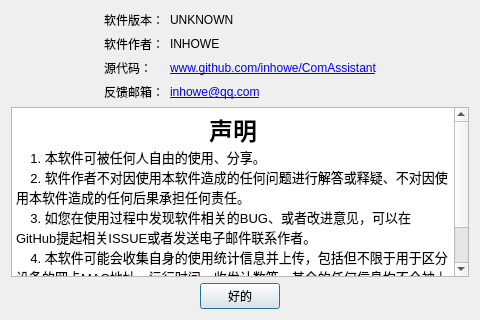
Qt form ComAssistant/ui/about_me_dialog.ui (petertheprocess/ComAssistant) before a commit.
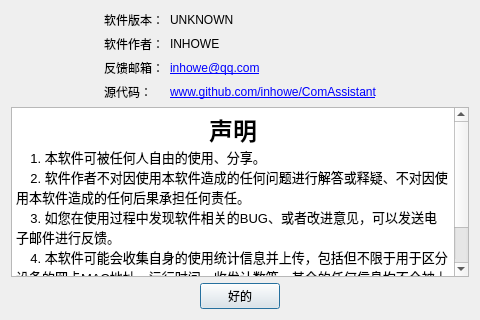
The same form after that commit.

Commit message: 关闭github入口

The edit to the form file:
```diff
--- a/ComAssistant/ui/about_me_dialog.ui
+++ b/ComAssistant/ui/about_me_dialog.ui
@@ -31,6 +31,20 @@
      </item>
      <item>
       <layout class="QFormLayout" name="formLayout">
+       <item row="0" column="0">
+        <widget class="QLabel" name="label_version">
+         <property name="text">
+          <string>软件版本：</string>
+         </property>
+        </widget>
+       </item>
+       <item row="0" column="1">
+        <widget class="QLabel" name="version">
+         <property name="text">
+          <string>UNKNOWN</string>
+         </property>
+        </widget>
+       </item>
        <item row="1" column="0">
         <widget class="QLabel" name="label_author">
          <property name="text">
@@ -46,44 +60,33 @@
         </widget>
        </item>
        <item row="2" column="0">
-        <widget class="QLabel" name="label_github">
-         <property name="text">
-          <string>源代码：</string>
-         </property>
-        </widget>
-       </item>
-       <item row="2" column="1">
-        <widget class="QLabel" name="githubUrl">
-         <property name="text">
-          <string>&lt;a href=&quot;www.github.com/inhowe/ComAssistant&quot;&gt;www.github.com/inhowe/ComAssistant&lt;/a&gt;</string>
-         </property>
-        </widget>
-       </item>
-       <item row="3" column="0">
         <widget class="QLabel" name="label_email">
          <property name="text">
           <string>反馈邮箱：</string>
          </property>
         </widget>
        </item>
-       <item row="3" column="1">
+       <item row="2" column="1">
         <widget class="QLabel" name="email">
          <property name="text">
           <string>&lt;a href=&quot;mailto:inhowe@qq.com?subject=ComAssistant的改进建议或BUG反馈&quot;&gt;inhowe@qq.com&lt;/a&gt;</string>
          </property>
         </widget>
        </item>
-       <item row="0" column="0">
-        <widget class="QLabel" name="label_version">
+       <item row="3" column="0">
+        <widget class="QLabel" name="label_github">
+         <property name="enabled">
+          <bool>true</bool>
+         </property>
          <property name="text">
-          <string>软件版本：</string>
+          <string>源代码：</string>
          </property>
         </widget>
        </item>
-       <item row="0" column="1">
-        <widget class="QLabel" name="version">
+       <item row="3" column="1">
+        <widget class="QLabel" name="githubUrl">
          <property name="text">
-          <string>UNKNOWN</string>
+          <string>&lt;a href=&quot;www.github.com/inhowe/ComAssistant&quot;&gt;www.github.com/inhowe/ComAssistant&lt;/a&gt;</string>
          </property>
         </widget>
        </item>
@@ -117,7 +120,7 @@
 &lt;p align=&quot;center&quot; style=&quot; margin-top:0px; margin-bottom:0px; margin-left:0px; margin-right:0px; -qt-block-indent:0; text-indent:0px;&quot;&gt;&lt;span style=&quot; font-family:'SimSun'; font-size:18pt; font-weight:600;&quot;&gt;声明&lt;/span&gt;&lt;/p&gt;
 &lt;p style=&quot; margin-top:0px; margin-bottom:0px; margin-left:0px; margin-right:0px; -qt-block-indent:0; text-indent:0px;&quot;&gt;&lt;span style=&quot; font-family:'SimSun'; font-size:10pt;&quot;&gt;    1. 本软件可被任何人自由的使用、分享。&lt;/span&gt;&lt;/p&gt;
 &lt;p style=&quot; margin-top:0px; margin-bottom:0px; margin-left:0px; margin-right:0px; -qt-block-indent:0; text-indent:0px;&quot;&gt;&lt;span style=&quot; font-family:'SimSun'; font-size:10pt;&quot;&gt;    2. 软件作者不对因使用本软件造成的任何问题进行解答或释疑、不对因使用本软件造成的任何后果承担任何责任。&lt;/span&gt;&lt;/p&gt;
-&lt;p style=&quot; margin-top:0px; margin-bottom:0px; margin-left:0px; margin-right:0px; -qt-block-indent:0; text-indent:0px;&quot;&gt;&lt;span style=&quot; font-family:'SimSun'; font-size:10pt;&quot;&gt;    3. 如您在使用过程中发现软件相关的BUG、或者改进意见，可以在GitHub提起相关ISSUE或者发送电子邮件联系作者。&lt;/span&gt;&lt;/p&gt;
+&lt;p style=&quot; margin-top:0px; margin-bottom:0px; margin-left:0px; margin-right:0px; -qt-block-indent:0; text-indent:0px;&quot;&gt;&lt;span style=&quot; font-family:'SimSun'; font-size:10pt;&quot;&gt;    3. 如您在使用过程中发现软件相关的BUG、或者改进意见，可以发送电子邮件进行反馈。&lt;/span&gt;&lt;/p&gt;
 &lt;p style=&quot; margin-top:0px; margin-bottom:0px; margin-left:0px; margin-right:0px; -qt-block-indent:0; text-indent:0px;&quot;&gt;&lt;span style=&quot; font-family:'SimSun'; font-size:10pt;&quot;&gt;    4. 本软件可能会收集自身的使用统计信息并上传，包括但不限于用于区分设备的网卡MAC地址、运行时间、收发计数等，其余的任何信息均不会被上传，比如收发内容等。&lt;/span&gt;&lt;/p&gt;
 &lt;p style=&quot; margin-top:0px; margin-bottom:0px; margin-left:0px; margin-right:0px; -qt-block-indent:0; text-indent:0px;&quot;&gt;&lt;span style=&quot; font-family:'SimSun'; font-size:10pt;&quot;&gt;    5. 如果您不同意本声明，您应该立即停止使用本软件。&lt;/span&gt;&lt;/p&gt;&lt;/body&gt;&lt;/html&gt;</string>
      </property>
```
The commit also changes 3 other files.
